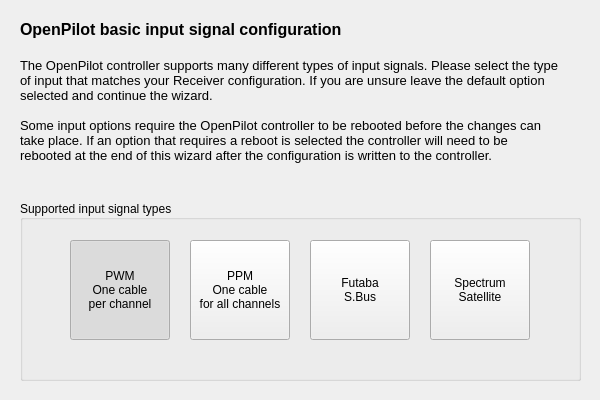
The window that ground/openpilotgcs/src/plugins/setupwizard/pages/inputpage.ui (openpilot/OpenPilot) describes before a commit, drawn with Qt 5.
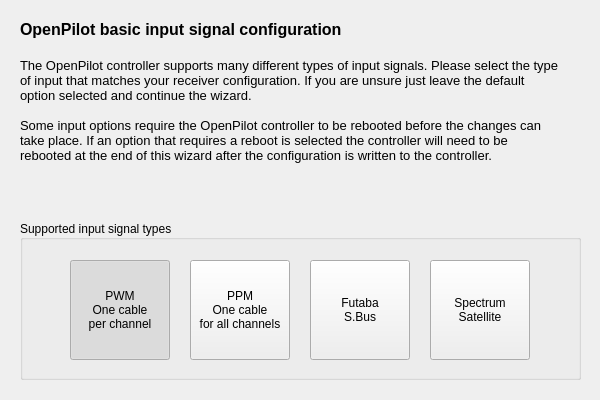
The same window after the commit.

Commit message: OP-39 Added mixer and motor configuration for Hexa and Octocopters. Changed so that the Flex port is set to be serial telemetry port by default. Added some description texts for the different multirotor types. Fixed disabling/enabling of Cancel and Back buttons during processing like bias calculation and saving of configuration. Converted summary text to html and added some formatting of the text. Added message if no controller is connected on saving the configuration.

Diff of the .ui file:
```diff
--- a/ground/openpilotgcs/src/plugins/setupwizard/pages/inputpage.ui
+++ b/ground/openpilotgcs/src/plugins/setupwizard/pages/inputpage.ui
@@ -29,7 +29,7 @@
 &lt;/style&gt;&lt;/head&gt;&lt;body style=&quot; font-family:'MS Shell Dlg 2'; font-size:8.25pt; font-weight:400; font-style:normal;&quot;&gt;
 &lt;p style=&quot; margin-top:0px; margin-bottom:0px; margin-left:0px; margin-right:0px; -qt-block-indent:0; text-indent:0px;&quot;&gt;&lt;span style=&quot; font-size:12pt; font-weight:600;&quot;&gt;OpenPilot basic input signal configuration&lt;/span&gt;&lt;/p&gt;
 &lt;p style=&quot;-qt-paragraph-type:empty; margin-top:0px; margin-bottom:0px; margin-left:0px; margin-right:0px; -qt-block-indent:0; text-indent:0px; font-size:12pt; font-weight:600;&quot;&gt;&lt;/p&gt;
-&lt;p style=&quot; margin-top:0px; margin-bottom:0px; margin-left:0px; margin-right:0px; -qt-block-indent:0; text-indent:0px;&quot;&gt;&lt;span style=&quot; font-size:10pt;&quot;&gt;The OpenPilot controller supports many different types of input signals. Please select the type of input that matches your Receiver configuration. If you are unsure leave the default option selected and continue the wizard.&lt;/span&gt;&lt;/p&gt;
+&lt;p style=&quot; margin-top:0px; margin-bottom:0px; margin-left:0px; margin-right:0px; -qt-block-indent:0; text-indent:0px;&quot;&gt;&lt;span style=&quot; font-size:10pt;&quot;&gt;The OpenPilot controller supports many different types of input signals. Please select the type of input that matches your receiver configuration. If you are unsure just leave the default option selected and continue the wizard.&lt;/span&gt;&lt;/p&gt;
 &lt;p style=&quot;-qt-paragraph-type:empty; margin-top:0px; margin-bottom:0px; margin-left:0px; margin-right:0px; -qt-block-indent:0; text-indent:0px; font-size:10pt;&quot;&gt;&lt;/p&gt;
 &lt;p style=&quot; margin-top:0px; margin-bottom:0px; margin-left:0px; margin-right:0px; -qt-block-indent:0; text-indent:0px;&quot;&gt;&lt;span style=&quot; font-size:10pt;&quot;&gt;Some input options require the OpenPilot controller to be rebooted before the changes can take place. If an option that requires a reboot is selected the controller will need to be rebooted at the end of this wizard after the configuration is written to the controller.&lt;/span&gt;&lt;/p&gt;&lt;/body&gt;&lt;/html&gt;</string>
    </property>
@@ -44,9 +44,9 @@
    <property name="geometry">
     <rect>
      <x>20</x>
-     <y>200</y>
+     <y>220</y>
      <width>561</width>
-     <height>181</height>
+     <height>160</height>
     </rect>
    </property>
    <property name="sizePolicy">
```
The commit also changes 12 other files.
